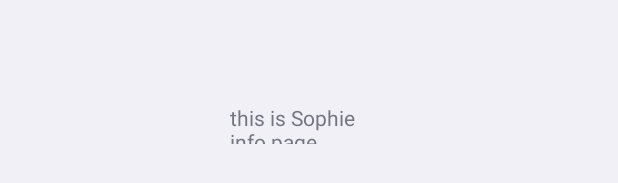
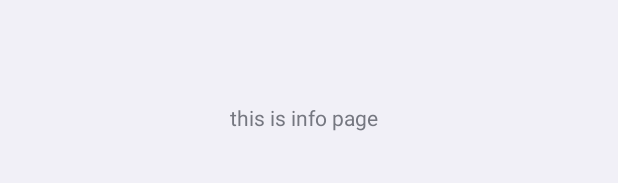
Before and after one commit to smenon1111/emergency_situations, an Android app: the layout info.xml on its own in the app's theme, with its tools: preview values and no code run, on a phone screen of 412 x 824 dp. Shown: the part 495-678 px from the top of the screen. Run offline under Robolectric (Android 15) with nearby library versions, the phone set to English and light mode, and no system bars.

Commit message:
Update strings.xml

```diff
--- a/app/src/main/res/values/strings.xml
+++ b/app/src/main/res/values/strings.xml
@@ -8,7 +8,7 @@
     <string name="infoButton">Info</string>
     <string name="settingsButton">Settings</string>
     <string name="levelsButton">Levels</string>
-    <string name="infoPage">this is Sophie info page</string>
+    <string name="infoPage">this is info page</string>
     <string name="levelNumberHome">Level 1 : Fire at Home</string>
     <string name="categoryHome">Natural Disasters</string>
     <string name="playText">P L A Y</string>
```
